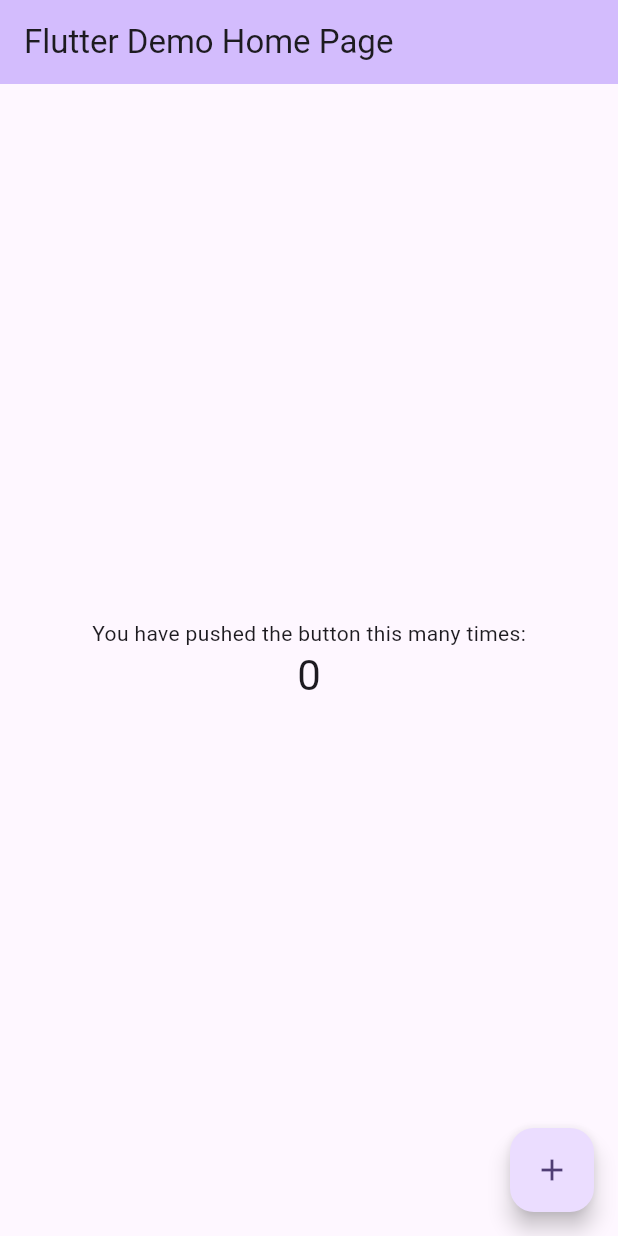
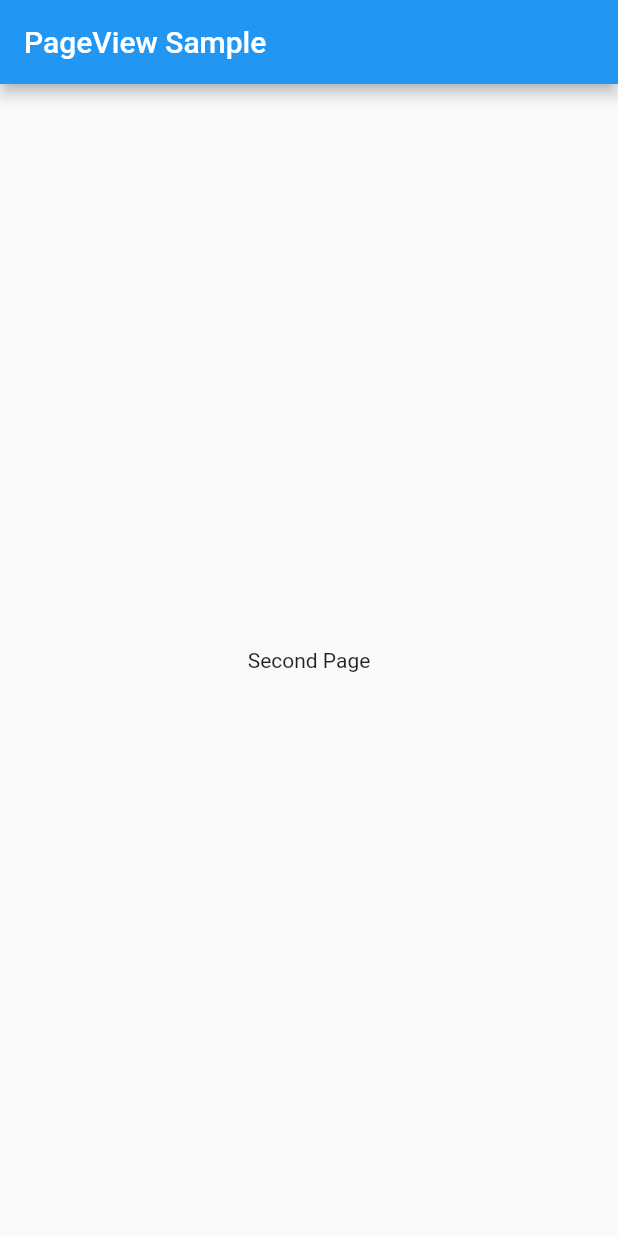
Before and after one commit to Devs32/todolist-flutter, a Flutter app: the screen it shows after launch, on a phone screen of 412 x 824 dp. Run offline on Flutter 3.47's test engine with Material 2 defaults, Android fonts, the phone set to English and light mode, and no system bars.

Commit message:
230529|Update swife page

```diff
--- a/lib/main.dart
+++ b/lib/main.dart
@@ -1,125 +1,44 @@
 import 'package:flutter/material.dart';
 
-void main() {
-  runApp(const MyApp());
-}
+/// Flutter code sample for [PageView].
 
-class MyApp extends StatelessWidget {
-  const MyApp({super.key});
+void main() => runApp(const PageViewExampleApp());
 
-  // This widget is the root of your application.
+class PageViewExampleApp extends StatelessWidget {
+  const PageViewExampleApp({super.key});
+
   @override
   Widget build(BuildContext context) {
     return MaterialApp(
-      title: 'Flutter Demo',
-      theme: ThemeData(
-        // This is the theme of your application.
-        //
-        // TRY THIS: Try running your application with "flutter run". You'll see
-        // the application has a blue toolbar. Then, without quitting the app,
-        // try changing the seedColor in the colorScheme below to Colors.green
-        // and then invoke "hot reload" (save your changes or press the "hot
-        // reload" button in a Flutter-supported IDE, or press "r" if you used
-        // the command line to start the app).
-        //
-        // Notice that the counter didn't reset back to zero; the application
-        // state is not lost during the reload. To reset the state, use hot
-        // restart instead.
-        //
-        // This works for code too, not just values: Most code changes can be
-        // tested with just a hot reload.
-        colorScheme: ColorScheme.fromSeed(seedColor: Colors.deepPurple),
-        useMaterial3: true,
+      home: Scaffold(
+        appBar: AppBar(title: const Text('PageView Sample')),
+        body: const PageViewExample(),
       ),
-      home: const MyHomePage(title: 'Flutter Demo Home Page'),
     );
   }
 }
 
-class MyHomePage extends StatefulWidget {
-  const MyHomePage({super.key, required this.title});
-
-  // This widget is the home page of your application. It is stateful, meaning
-  // that it has a State object (defined below) that contains fields that affect
-  // how it looks.
-
-  // This class is the configuration for the state. It holds the values (in this
-  // case the title) provided by the parent (in this case the App widget) and
-  // used by the build method of the State. Fields in a Widget subclass are
-  // always marked "final".
-
-  final String title;
-
-  @override
-  State<MyHomePage> createState() => _MyHomePageState();
-}
-
-class _MyHomePageState extends State<MyHomePage> {
-  int _counter = 0;
-
-  void _incrementCounter() {
-    setState(() {
-      // This call to setState tells the Flutter framework that something has
-      // changed in this State, which causes it to rerun the build method below
-      // so that the display can reflect the updated values. If we changed
-      // _counter without calling setState(), then the build method would not be
-      // called again, and so nothing would appear to happen.
-      _counter++;
-    });
-  }
+class PageViewExample extends StatelessWidget {
+  const PageViewExample({super.key});
 
   @override
   Widget build(BuildContext context) {
-    // This method is rerun every time setState is called, for instance as done
-    // by the _incrementCounter method above.
-    //
-    // The Flutter framework has been optimized to make rerunning build methods
-    // fast, so that you can just rebuild anything that needs updating rather
-    // than having to individually change instances of widgets.
-    return Scaffold(
-      appBar: AppBar(
-        // TRY THIS: Try changing the color here to a specific color (to
-        // Colors.amber, perhaps?) and trigger a hot reload to see the AppBar
-        // change color while the other colors stay the same.
-        backgroundColor: Theme.of(context).colorScheme.inversePrimary,
-        // Here we take the value from the MyHomePage object that was created by
-        // the App.build method, and use it to set our appbar title.
-        title: Text(widget.title),
-      ),
-      body: Center(
-        // Center is a layout widget. It takes a single child and positions it
-        // in the middle of the parent.
-        child: Column(
-          // Column is also a layout widget. It takes a list of children and
-          // arranges them vertically. By default, it sizes itself to fit its
-          // children horizontally, and tries to be as tall as its parent.
-          //
-          // Column has various properties to control how it sizes itself and
-          // how it positions its children. Here we use mainAxisAlignment to
-          // center the children vertically; the main axis here is the vertical
-          // axis because Columns are vertical (the cross axis would be
-          // horizontal).
-          //
-          // TRY THIS: Invoke "debug painting" (choose the "Toggle Debug Paint"
-          // action in the IDE, or press "p" in the console), to see the
-          // wireframe for each widget.
-          mainAxisAlignment: MainAxisAlignment.center,
-          children: <Widget>[
-            const Text(
-              'You have pushed the button this many times:',
-            ),
-            Text(
-              '$_counter',
-              style: Theme.of(context).textTheme.headlineMedium,
-            ),
-          ],
+    final PageController controller = PageController(initialPage: 1);
+    return PageView(
+      /// [PageView.scrollDirection] defaults to [Axis.horizontal].
+      /// Use [Axis.vertical] to scroll vertically.
+      controller: controller,
+      children: const <Widget>[
+        Center(
+          child: Text('First Page'),
         ),
-      ),
-      floatingActionButton: FloatingActionButton(
-        onPressed: _incrementCounter,
-        tooltip: 'Increment',
-        child: const Icon(Icons.add),
-      ), // This trailing comma makes auto-formatting nicer for build methods.
+        Center(
+          child: Text('Second Page'),
+        ),
+        Center(
+          child: Text('Third Page'),
+        ),
+      ],
     );
   }
 }
```
